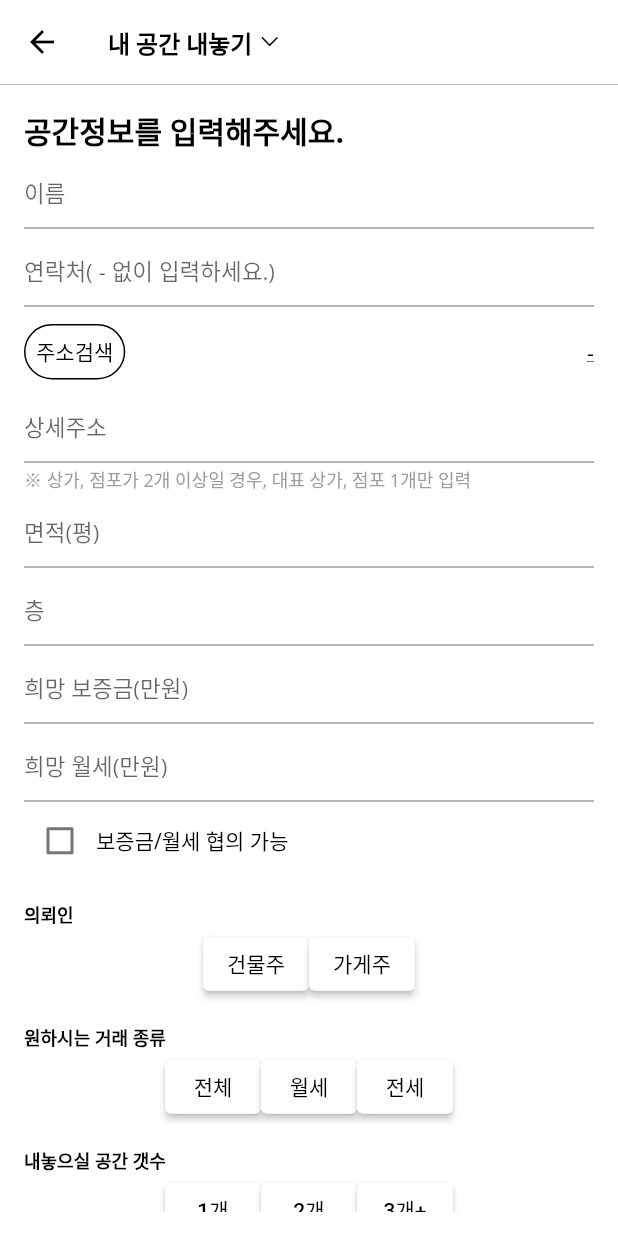
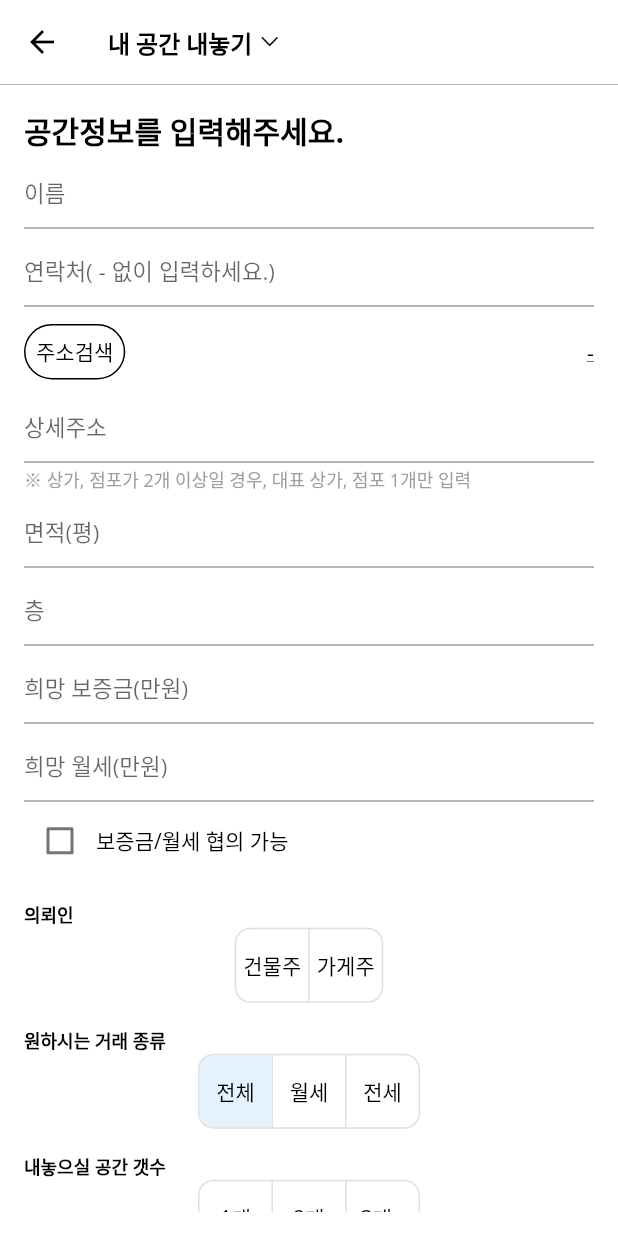
Before and after one commit to rlooo/Spatial_Information_App_frontend, a Flutter app: the putOutPage2 screen opened directly, after a tap on "전체", on a phone screen of 412 x 824 dp. Run offline on Flutter 3.47's test engine with Material 2 defaults, Android fonts, the phone set to English and light mode, and no system bars; our stand-ins replace carousel_slider, dio, equatable, firebase_core, firebase_database, flutter_secure_storage and 7 more; missing offline and left inert: flutter_google_street_view, kakao_flutter_sdk, kakaomap_webview, kpostal; accounts and stored records are empty.

Commit message:
토클버튼

```diff
--- a/lib/sub/detailPage.dart
+++ b/lib/sub/detailPage.dart
@@ -129,7 +129,7 @@ class _DetailPage extends State<DetailPage> {
                             height: size.width,
                             color: Colors.red,
                             child: Image.network(
-                              imageUrl,
+                              imageUrl,fit: BoxFit.fitWidth,
                               errorBuilder: (BuildContext context,
                                   Object exception, StackTrace? stackTrace) {
                                 return Image.asset('images/default.PNG',
--- a/lib/sub/putOut2.dart
+++ b/lib/sub/putOut2.dart
@@ -47,6 +47,10 @@ class _putOutPage2 extends State<putOutPage2> {
   List<XFile> pickedImgs = [];
 
   bool _isChecked = false;
+  List<bool> _selections1 = List.generate(2, (index) => false);
+  List<bool> _selections2 = List.generate(3, (index) => false);
+  List<bool> _selections3 = List.generate(3, (index) => false);
+  List<bool> _selections4 = List.generate(2, (index) => false);
 
   //주소
   String postCode = '-';
@@ -121,8 +125,7 @@ class _putOutPage2 extends State<putOutPage2> {
                                 latitude = result.latitude.toString();
                                 longitude = result.longitude.toString();
                                 kakaoLatitude = result.kakaoLatitude.toString();
-                                kakaoLongitude =
-                                    result.kakaoLongitude.toString();
+                                kakaoLongitude = result.kakaoLongitude.toString();
                               });
                             },
                           ),
@@ -130,14 +133,9 @@ class _putOutPage2 extends State<putOutPage2> {
                       );
                     },
                     style: ButtonStyle(
-                        backgroundColor:
-                            MaterialStateProperty.all<Color>(Colors.white),
-                        shape: MaterialStateProperty.all<OutlinedBorder>(
-                            RoundedRectangleBorder(
-                          side: BorderSide(
-                              color: Colors.black,
-                              width: 1,
-                              style: BorderStyle.solid),
+                        backgroundColor: MaterialStateProperty.all<Color>(Colors.white),
+                        shape: MaterialStateProperty.all<OutlinedBorder>(RoundedRectangleBorder(
+                          side: BorderSide(color: Colors.black, width: 1, style: BorderStyle.solid),
                           borderRadius: BorderRadius.all(
                             Radius.circular(30.0),
                           ),
@@ -211,141 +209,147 @@ class _putOutPage2 extends State<putOutPage2> {
                 '\n의뢰인',
                 style: TextStyle(fontSize: 12, fontWeight: FontWeight.bold),
               ),
-              Row(
-                mainAxisAlignment: MainAxisAlignment.center, // 가운데 정렬
+              Center(
+                child: ToggleButtons(
+                  borderRadius:BorderRadius.circular(10),
                   children: <Widget>[
-                  ElevatedButton(
-                      child: Text(
+                    Text(
                       '건물주',
                       style: TextStyle(color: Colors.black),
                     ),
-                      style: ButtonStyle(
-                          backgroundColor:
-                              MaterialStateProperty.all(Colors.white)),
-                      onPressed: () {
-                        client = 1;
-                      }),
-                  ElevatedButton(
-                      child: Text(
+                    Text(
                       '가게주',
                       style: TextStyle(color: Colors.black),
                     ),
-                      style: ButtonStyle(
-                          backgroundColor:
-                              MaterialStateProperty.all(Colors.white)),
-                      onPressed: () {
-                        client = 2;
-                      }),
                   ],
+                  onPressed: (int index) {
+                    setState(() {
+                      if (index == 0) {
+                        _selections1[1] = false;
+                      } else {
+                        _selections1[0] = false;
+                      }
+                      _selections1[index] = !_selections1[index];
+                      client = index + 1;
+                    });
+                  },
+                  isSelected: _selections1,
+                ),
               ),
               Text(
                 '\n원하시는 거래 종류',
                 style: TextStyle(fontSize: 12, fontWeight: FontWeight.bold),
               ),
-              Row(
-                mainAxisAlignment: MainAxisAlignment.center, // 가운데 정렬
+              Center(
+                child: ToggleButtons(
+                  borderRadius:BorderRadius.circular(10),
                   children: <Widget>[
-                  ElevatedButton(
-                      child: Text(
+                    Text(
                       '전체',
                       style: TextStyle(color: Colors.black),
                     ),
-                      style: ButtonStyle(
-                          backgroundColor:
-                              MaterialStateProperty.all(Colors.white)),
-                      onPressed: () {
-                        sort = 1;
-                      }),
-                  ElevatedButton(
-                      child: Text(
+                    Text(
                       '월세',
                       style: TextStyle(color: Colors.black),
                     ),
-                      style: ButtonStyle(
-                          backgroundColor:
-                              MaterialStateProperty.all(Colors.white)),
-                      onPressed: () {
-                        sort = 2;
-                      }),
-                  ElevatedButton(
-                      child: Text(
+                    Text(
                       '전세',
                       style: TextStyle(color: Colors.black),
                     ),
-                      style: ButtonStyle(
-                          backgroundColor:
-                              MaterialStateProperty.all(Colors.white)),
-                      onPressed: () {
-                        sort = 3;
-                      }),
                   ],
+                  onPressed: (int index) {
+                    setState(() {
+                      if (index == 0) {
+                        _selections2[1] = false;
+                        _selections2[2] = false;
+                      } else if (index == 1) {
+                        _selections2[0] = false;
+                        _selections2[2] = false;
+                      } else {
+                        _selections2[0] = false;
+                        _selections2[1] = false;
+                      }
+                      _selections2[index] = !_selections2[index];
+                      sort = index + 1;
+                    });
+                  },
+                  isSelected: _selections2,
+                ),
               ),
               Text(
                 '\n내놓으실 공간 갯수',
                 style: TextStyle(fontSize: 12, fontWeight: FontWeight.bold),
               ),
-              Row(
-                mainAxisAlignment: MainAxisAlignment.center, // 가운데 정렬
+              Center(
+                child: ToggleButtons(
+                  borderRadius:BorderRadius.circular(10),
                   children: <Widget>[
-                  ElevatedButton(
-                      child: Text(
+                    Text(
                       '1개',
                       style: TextStyle(color: Colors.black),
                     ),
-                      style: ButtonStyle(
-                          backgroundColor:
-                              MaterialStateProperty.all(Colors.white)),
-                      onPressed: () {
-                        count = 1;
-                      }),
-                  ElevatedButton(
-                      child: Text(
+                    Text(
                       '2개',
                       style: TextStyle(color: Colors.black),
                     ),
-                      style: ButtonStyle(
-                          backgroundColor:
-                              MaterialStateProperty.all(Colors.white)),
-                      onPressed: () {
-                        count = 2;
-                      }),
-                  ElevatedButton(
-                      child: Text(
+                    Text(
                       '3개+',
                       style: TextStyle(color: Colors.black),
                     ),
-                      style: ButtonStyle(
-                          backgroundColor:
-                              MaterialStateProperty.all(Colors.white)),
-                      onPressed: () {
-                        count = 3;
-                      }),
                   ],
+                  onPressed: (int index) {
+                    setState(() {
+                      if (index == 0) {
+                        _selections3[1] = false;
+                        _selections3[2] = false;
+                      } else if (index == 1) {
+                        _selections3[0] = false;
+                        _selections3[2] = false;
+                      } else {
+                        _selections3[0] = false;
+                        _selections3[1] = false;
+                      }
+                      _selections3[index] = !_selections3[index];
+                      count = index + 1;
+                    });
+                  },
+                  isSelected: _selections3,
                 ),
+              ),
+
               Text(
                 '\n공간 사용범위',
                 style: TextStyle(fontSize: 12, fontWeight: FontWeight.bold),
               ),
-              ElevatedButton(
-                  child: Text(
-                    '상가, 점포로만 사용하는 게 좋아요',
+              Center(
+                child: ToggleButtons(
+                  borderRadius:BorderRadius.circular(10),
+                  children: <Widget>[
+
+                    Text(
+                      '  상가, 점포로만  \n  사용하는 게 좋아요  ',textAlign:TextAlign.center,
                       style: TextStyle(color: Colors.black),
                     ),
-                  style: ButtonStyle(
-                      backgroundColor: MaterialStateProperty.all(Colors.white)),
-                  onPressed: () {
-                    range = 1;
-                  }),
-              ElevatedButton(
-                  child: Text(
-                    '상가, 점포와 사무실 둘 다 사용 가능해요',
+                    Text(
+                      '  상가, 점포와 사무실  \n  둘 다 사용 가능해요  ',textAlign:TextAlign.center,
                       style: TextStyle(color: Colors.black),
                     ),
-                  style: ButtonStyle(
-                      backgroundColor: MaterialStateProperty.all(Colors.white)),
-                  onPressed: () {
-                    range = 2;
-                  }),
+                  ],
+                  onPressed: (int index) {
+                    setState(() {
+                      if (index == 0) {
+                        _selections4[1] = false;
+                      } else {
+                        _selections4[0] = false;
+                      }
+                      _selections4[index] = !_selections4[index];
+                      range = index + 1;
+                    });
+                  },
+                  isSelected: _selections4,
+                ),
+              ),
+
               Text(
                 '\n시설정보',
                 style: TextStyle(fontSize: 12, fontWeight: FontWeight.bold),
@@ -507,7 +511,7 @@ class _putOutPage2 extends State<putOutPage2> {
               CustomTextArea(
                 controller: _remarks,
                 hint: "비고란",
-                funValidator: validateContent(),
+                funValidator: validateRemarks(),
               ),
               ListTile(
                 title: Text('\n사진업로드\n'),
@@ -542,10 +546,7 @@ class _putOutPage2 extends State<putOutPage2> {
     }
 
     FormData _formData;
-    final List<MultipartFile> _files = pickedImgs
-        .map((img) => MultipartFile.fromFileSync(img.path,
-            contentType: MediaType("image", "jpg")))
-        .toList();
+    final List<MultipartFile> _files = pickedImgs.map((img) => MultipartFile.fromFileSync(img.path, contentType: MediaType("image", "jpg"))).toList();
 
     _formData = FormData.fromMap({
       'file': _files,
--- a/lib/sub/streetView.dart
+++ b/lib/sub/streetView.dart
@@ -16,7 +16,7 @@ class StreetViewPanoramaInitDemo extends StatelessWidget {
         title: Row(
           children: [
             const Text(
-                '로드맵',
+              '로드뷰',
               style: TextStyle(color: Colors.black),
             ),
             const SizedBox(width: 4.0),
```
Also changed, not shown: lib/data/putOutBoard.dart (+6 -1 lines), lib/sub/introduce.dart (+24 -24 lines), 1 other file. Lines whose indentation alone changed are shown as unchanged.
